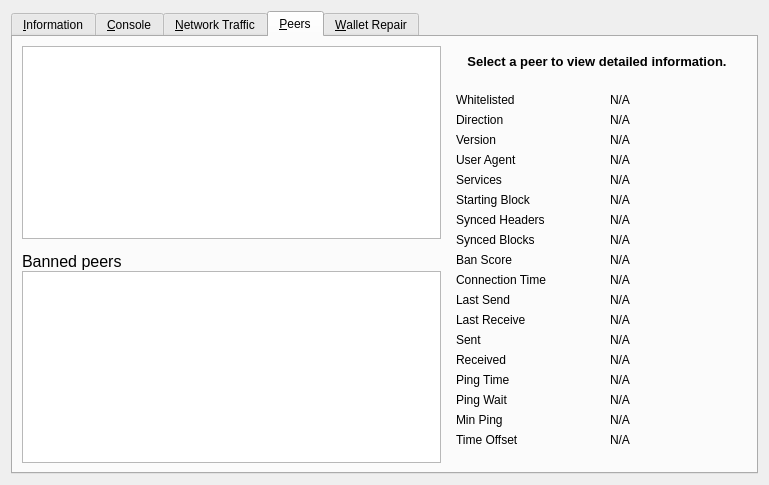
This is src/qt/forms/debugwindow.ui in xazab/xazab as Qt 5 draws it before an edit. The edited form follows.
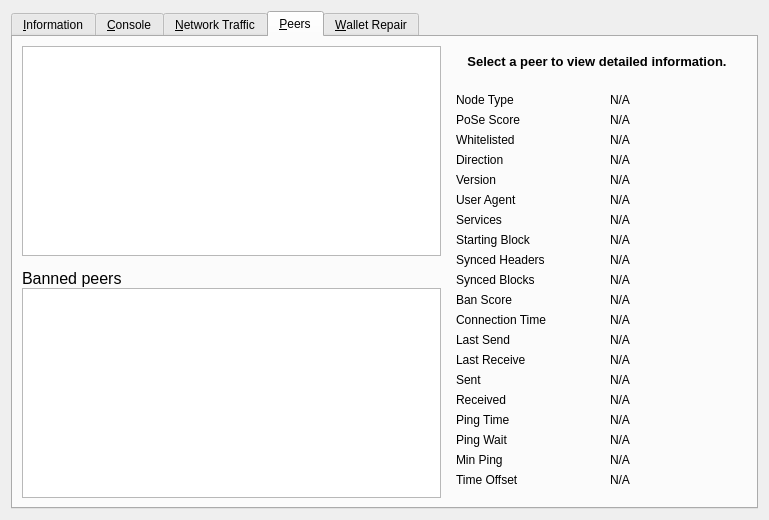
This is the edited form. The open tabs and pages were chosen to show the change. Icons and pictures are not drawn. Custom widgets are drawn as their Qt base class.

Commit message:
qt: Add masternode info to peer page (#3927)
* Add masternode info to peer page

* Update src/qt/forms/debugwindow.ui

* Use verifiedProRegTxHash to check if node is masternode

Patch:
```diff
--- a/src/qt/forms/debugwindow.ui
+++ b/src/qt/forms/debugwindow.ui
@@ -1030,13 +1030,59 @@
          </property>
          <layout class="QGridLayout" name="gridLayout_3">
           <item row="0" column="0">
+           <widget class="QLabel" name="label_50">
+            <property name="text">
+             <string>Node Type</string>
+            </property>
+           </widget>
+          </item>
+          <item row="0" column="2">
+           <widget class="QLabel" name="peerNodeType">
+            <property name="cursor">
+             <cursorShape>IBeamCursor</cursorShape>
+            </property>
+            <property name="text">
+             <string>N/A</string>
+            </property>
+            <property name="textFormat">
+             <enum>Qt::PlainText</enum>
+            </property>
+            <property name="textInteractionFlags">
+             <set>Qt::LinksAccessibleByMouse|Qt::TextSelectableByKeyboard|Qt::TextSelectableByMouse</set>
+            </property>
+           </widget>
+          </item>
+          <item row="1" column="0">
+           <widget class="QLabel" name="label_51">
+            <property name="text">
+             <string>PoSe Score</string>
+            </property>
+           </widget>
+          </item>
+          <item row="1" column="2">
+           <widget class="QLabel" name="peerPoSeScore">
+            <property name="cursor">
+             <cursorShape>IBeamCursor</cursorShape>
+            </property>
+            <property name="text">
+             <string>N/A</string>
+            </property>
+            <property name="textFormat">
+             <enum>Qt::PlainText</enum>
+            </property>
+            <property name="textInteractionFlags">
+             <set>Qt::LinksAccessibleByMouse|Qt::TextSelectableByKeyboard|Qt::TextSelectableByMouse</set>
+            </property>
+           </widget>
+          </item>
+          <item row="2" column="0">
            <widget class="QLabel" name="label_30">
             <property name="text">
              <string>Whitelisted</string>
             </property>
            </widget>
           </item>
-          <item row="0" column="2">
+          <item row="2" column="2">
            <widget class="QLabel" name="peerWhitelisted">
             <property name="cursor">
              <cursorShape>IBeamCursor</cursorShape>
@@ -1052,14 +1098,14 @@
             </property>
            </widget>
           </item>
-          <item row="1" column="0">
+          <item row="3" column="0">
            <widget class="QLabel" name="label_23">
             <property name="text">
              <string>Direction</string>
             </property>
            </widget>
           </item>
-          <item row="1" column="2">
+          <item row="3" column="2">
            <widget class="QLabel" name="peerDirection">
             <property name="cursor">
              <cursorShape>IBeamCursor</cursorShape>
@@ -1075,14 +1121,14 @@
             </property>
            </widget>
           </item>
-          <item row="2" column="0">
+          <item row="4" column="0">
            <widget class="QLabel" name="label_21">
             <property name="text">
              <string>Version</string>
             </property>
            </widget>
           </item>
-          <item row="2" column="2">
+          <item row="4" column="2">
            <widget class="QLabel" name="peerVersion">
             <property name="cursor">
              <cursorShape>IBeamCursor</cursorShape>
@@ -1098,14 +1144,14 @@
             </property>
            </widget>
           </item>
-          <item row="3" column="0">
+          <item row="5" column="0">
            <widget class="QLabel" name="label_28">
             <property name="text">
              <string>User Agent</string>
             </property>
            </widget>
           </item>
-          <item row="3" column="2">
+          <item row="5" column="2">
            <widget class="QLabel" name="peerSubversion">
             <property name="cursor">
              <cursorShape>IBeamCursor</cursorShape>
@@ -1121,14 +1167,14 @@
             </property>
            </widget>
           </item>
-          <item row="4" column="0">
+          <item row="6" column="0">
            <widget class="QLabel" name="label_4">
             <property name="text">
              <string>Services</string>
             </property>
            </widget>
           </item>
-          <item row="4" column="2">
+          <item row="6" column="2">
            <widget class="QLabel" name="peerServices">
             <property name="cursor">
              <cursorShape>IBeamCursor</cursorShape>
@@ -1144,14 +1190,14 @@
             </property>
            </widget>
           </item>
-          <item row="5" column="0">
+          <item row="7" column="0">
            <widget class="QLabel" name="label_29">
             <property name="text">
              <string>Starting Block</string>
             </property>
            </widget>
           </item>
-          <item row="5" column="2">
+          <item row="7" column="2">
            <widget class="QLabel" name="peerHeight">
             <property name="cursor">
              <cursorShape>IBeamCursor</cursorShape>
@@ -1167,14 +1213,14 @@
             </property>
            </widget>
           </item>
-          <item row="6" column="0">
+          <item row="8" column="0">
            <widget class="QLabel" name="label_27">
             <property name="text">
              <string>Synced Headers</string>
             </property>
            </widget>
           </item>
-          <item row="6" column="2">
+          <item row="8" column="2">
            <widget class="QLabel" name="peerSyncHeight">
             <property name="cursor">
              <cursorShape>IBeamCursor</cursorShape>
@@ -1190,14 +1236,14 @@
             </property>
            </widget>
           </item>
-          <item row="7" column="0">
+          <item row="9" column="0">
            <widget class="QLabel" name="label_25">
             <property name="text">
              <string>Synced Blocks</string>
             </property>
            </widget>
           </item>
-          <item row="7" column="2">
+          <item row="9" column="2">
            <widget class="QLabel" name="peerCommonHeight">
             <property name="cursor">
              <cursorShape>IBeamCursor</cursorShape>
@@ -1213,14 +1259,14 @@
             </property>
            </widget>
           </item>
-          <item row="8" column="0">
+          <item row="10" column="0">
            <widget class="QLabel" name="label_24">
             <property name="text">
              <string>Ban Score</string>
             </property>
            </widget>
           </item>
-          <item row="8" column="2">
+          <item row="10" column="2">
            <widget class="QLabel" name="peerBanScore">
             <property name="cursor">
              <cursorShape>IBeamCursor</cursorShape>
@@ -1236,14 +1282,14 @@
             </property>
            </widget>
           </item>
-          <item row="9" column="0">
+          <item row="11" column="0">
            <widget class="QLabel" name="label_22">
             <property name="text">
              <string>Connection Time</string>
             </property>
            </widget>
           </item>
-          <item row="9" column="2">
+          <item row="11" column="2">
            <widget class="QLabel" name="peerConnTime">
             <property name="cursor">
              <cursorShape>IBeamCursor</cursorShape>
@@ -1259,14 +1305,14 @@
             </property>
            </widget>
           </item>
-          <item row="10" column="0">
+          <item row="12" column="0">
            <widget class="QLabel" name="label_15">
             <property name="text">
              <string>Last Send</string>
             </property>
            </widget>
           </item>
-          <item row="10" column="2">
+          <item row="12" column="2">
            <widget class="QLabel" name="peerLastSend">
             <property name="cursor">
              <cursorShape>IBeamCursor</cursorShape>
@@ -1282,14 +1328,14 @@
             </property>
            </widget>
           </item>
-          <item row="11" column="0">
+          <item row="13" column="0">
            <widget class="QLabel" name="label_19">
             <property name="text">
              <string>Last Receive</string>
             </property>
            </widget>
           </item>
-          <item row="11" column="2">
+          <item row="13" column="2">
            <widget class="QLabel" name="peerLastRecv">
             <property name="cursor">
              <cursorShape>IBeamCursor</cursorShape>
@@ -1305,14 +1351,14 @@
             </property>
            </widget>
           </item>
-          <item row="12" column="0">
+          <item row="14" column="0">
            <widget class="QLabel" name="label_18">
             <property name="text">
              <string>Sent</string>
             </property>
            </widget>
           </item>
-          <item row="12" column="2">
+          <item row="14" column="2">
            <widget class="QLabel" name="peerBytesSent">
             <property name="cursor">
              <cursorShape>IBeamCursor</cursorShape>
@@ -1328,14 +1374,14 @@
             </property>
            </widget>
           </item>
-          <item row="13" column="0">
+          <item row="15" column="0">
            <widget class="QLabel" name="label_20">
             <property name="text">
              <string>Received</string>
             </property>
            </widget>
           </item>
-          <item row="13" column="2">
+          <item row="15" column="2">
            <widget class="QLabel" name="peerBytesRecv">
             <property name="cursor">
              <cursorShape>IBeamCursor</cursorShape>
@@ -1351,14 +1397,14 @@
             </property>
            </widget>
           </item>
-          <item row="14" column="0">
+          <item row="16" column="0">
            <widget class="QLabel" name="label_26">
             <property name="text">
              <string>Ping Time</string>
             </property>
            </widget>
           </item>
-          <item row="14" column="2">
+          <item row="16" column="2">
            <widget class="QLabel" name="peerPingTime">
             <property name="cursor">
              <cursorShape>IBeamCursor</cursorShape>
@@ -1374,7 +1420,7 @@
             </property>
            </widget>
           </item>
-          <item row="15" column="0">
+          <item row="17" column="0">
            <widget class="QLabel" name="peerPingWaitLabel">
             <property name="toolTip">
              <string>The duration of a currently outstanding ping.</string>
@@ -1384,7 +1430,7 @@
             </property>
            </widget>
           </item>
-          <item row="15" column="2">
+          <item row="17" column="2">
            <widget class="QLabel" name="peerPingWait">
             <property name="cursor">
              <cursorShape>IBeamCursor</cursorShape>
@@ -1400,14 +1446,14 @@
             </property>
            </widget>
           </item>
-          <item row="16" column="0">
+          <item row="18" column="0">
            <widget class="QLabel" name="peerMinPingLabel">
             <property name="text">
              <string>Min Ping</string>
             </property>
            </widget>
           </item>
-          <item row="16" column="2">
+          <item row="18" column="2">
            <widget class="QLabel" name="peerMinPing">
             <property name="cursor">
              <cursorShape>IBeamCursor</cursorShape>
@@ -1423,14 +1469,14 @@
             </property>
            </widget>
           </item>
-          <item row="17" column="0">
+          <item row="19" column="0">
            <widget class="QLabel" name="label_timeoffset">
             <property name="text">
              <string>Time Offset</string>
             </property>
            </widget>
           </item>
-          <item row="17" column="2">
+          <item row="19" column="2">
            <widget class="QLabel" name="timeoffset">
             <property name="cursor">
              <cursorShape>IBeamCursor</cursorShape>
@@ -1446,7 +1492,7 @@
             </property>
            </widget>
           </item>
-          <item row="18" column="1">
+          <item row="20" column="1">
            <spacer name="verticalSpacer_3">
             <property name="orientation">
              <enum>Qt::Vertical</enum>
```
The commit also changes 1 other file.
